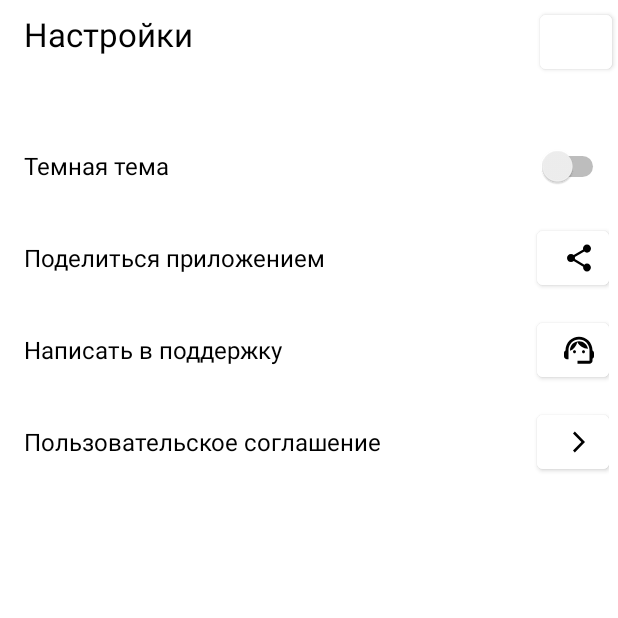
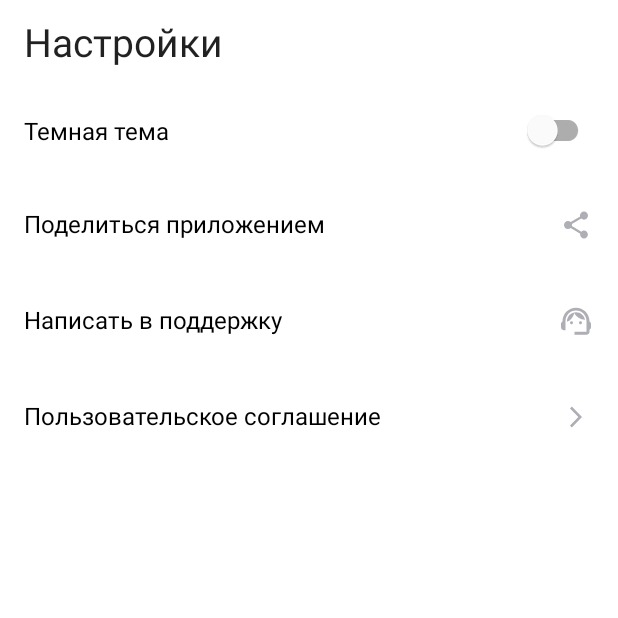
Before and after one commit to KateDesu/playlist-maker, an Android app: the SettingsActivity screen opened directly, with no data from a screen before it, on a phone screen of 412 x 824 dp, the top half of it. Run offline under Robolectric (Android 15) with nearby library versions, the phone set to English and light mode, and no system bars.

Commit message:
Спринт 8 ДЗ Внесены изменения с учетом рекомендаций

```diff
--- a/app/src/main/java/com/practicum/playlistmaker/MainActivity.kt
+++ b/app/src/main/java/com/practicum/playlistmaker/MainActivity.kt
@@ -4,13 +4,11 @@ import android.content.Intent
 import android.os.Bundle
 import android.view.View
 import android.widget.Button
-import androidx.activity.enableEdgeToEdge
 import androidx.appcompat.app.AppCompatActivity
 
 class MainActivity : AppCompatActivity() {
     override fun onCreate(savedInstanceState: Bundle?) {
         super.onCreate(savedInstanceState)
-        enableEdgeToEdge()
         setContentView(R.layout.activity_main)
 
         // реализация клика через анонимный класс
--- a/app/src/main/java/com/practicum/playlistmaker/SettingsActivity.kt
+++ b/app/src/main/java/com/practicum/playlistmaker/SettingsActivity.kt
@@ -1,13 +1,11 @@
 package com.practicum.playlistmaker
 
 import android.os.Bundle
-import androidx.activity.enableEdgeToEdge
 import androidx.appcompat.app.AppCompatActivity
 
 class SettingsActivity : AppCompatActivity() {
     override fun onCreate(savedInstanceState: Bundle?) {
         super.onCreate(savedInstanceState)
-        enableEdgeToEdge()
         setContentView(R.layout.activity_settings)
     }
 }
--- a/app/src/main/res/layout/activity_main.xml
+++ b/app/src/main/res/layout/activity_main.xml
@@ -6,59 +6,25 @@
     android:layout_width="match_parent"
     android:layout_height="match_parent"
     android:background="@color/blue"
+    android:gravity="center"
     android:orientation="vertical"
+    android:paddingHorizontal="8dp"
     tools:context=".MainActivity">
 
-    <LinearLayout
+    <com.google.android.material.appbar.MaterialToolbar
+        android:id="@+id/toolbar_main"
         android:layout_width="match_parent"
         android:layout_height="56dp"
-        android:gravity="center"
-        tools:ignore="DisableBaselineAlignment">
+        app:title="@string/title"
+        app:titleTextAppearance="@style/toolbar_main"
+        app:titleTextColor="@color/text_white" />
 
-        <FrameLayout
-            android:layout_width="0dp"
-            android:layout_height="wrap_content"
-            android:layout_marginStart="4dp"
-            android:layout_weight="1"
-            android:gravity="center">
-
-            <!--<Button
-                android:layout_width="48dp"
-                android:layout_height="48dp"
-                android:backgroundTint="@color/blue" />-->
-
-            <TextView
-                android:layout_width="208dp"
-                android:layout_height="48dp"
-                android:layout_marginStart="12dp"
-                android:gravity="center_vertical"
-                android:text="@string/title"
-                android:textColor="@color/text_white"
-                android:textSize="@dimen/text_size_22" />
-
-        </FrameLayout>
-
-        <!--<Button
-            android:layout_width="48dp"
-            android:layout_height="48dp"
-            android:layout_marginVertical="4dp"
-            android:layout_marginEnd="4dp"
-            android:backgroundTint="@color/blue" />-->
-
-    </LinearLayout>
-
-    <LinearLayout
-        android:layout_width="wrap_content"
-        android:layout_height="match_parent"
-        android:layout_gravity="center"
-        android:layout_marginTop="24dp"
-        android:layout_marginBottom="28dp"
-        android:orientation="vertical">
 
     <Button
         android:id="@+id/btn_search"
-            android:layout_width="328dp"
+        android:layout_width="match_parent"
         android:layout_height="0dp"
+        android:layout_marginTop="24dp"
         android:layout_weight="1"
         android:backgroundTint="@color/white"
         android:text="@string/search"
@@ -72,7 +38,7 @@
 
     <Button
         android:id="@+id/btn_library"
-            android:layout_width="328dp"
+        android:layout_width="match_parent"
         android:layout_height="0dp"
         android:layout_weight="1"
         android:backgroundTint="@color/white"
@@ -87,8 +53,9 @@
 
     <Button
         android:id="@+id/btn_settings"
-            android:layout_width="328dp"
+        android:layout_width="match_parent"
         android:layout_height="0dp"
+        android:layout_marginBottom="28dp"
         android:layout_weight="1"
         android:backgroundTint="@color/white"
         android:text="@string/settings"
@@ -99,6 +66,5 @@
         app:iconGravity="textStart"
         app:iconPadding="@dimen/icon_padding_8"
         app:iconTint="@color/black" />
-    </LinearLayout>
 
 </LinearLayout>
--- a/app/src/main/res/layout/activity_settings.xml
+++ b/app/src/main/res/layout/activity_settings.xml
@@ -7,141 +7,50 @@
     android:orientation="vertical"
     tools:context=".SettingsActivity">
 
-    <LinearLayout
+    <com.google.android.material.appbar.MaterialToolbar
+        android:id="@+id/toolbar"
         android:layout_width="match_parent"
-        android:layout_height="56dp">
+        android:layout_height="56dp"
+        app:title="@string/settings"
+        app:titleTextAppearance="@style/toolbar" />
 
-        <FrameLayout
-            android:layout_width="0dp"
+    <com.google.android.material.switchmaterial.SwitchMaterial
+        android:layout_width="match_parent"
         android:layout_height="wrap_content"
-            android:layout_marginVertical="4dp"
-            android:layout_marginStart="4dp"
-            android:layout_weight="1">
-
-            <!--<Button
-                android:layout_width="48dp"
-                android:layout_height="48dp"
-                android:backgroundTint="@color/white"/>-->
-
-            <TextView
-                android:layout_width="208dp"
-                android:layout_height="48dp"
-                android:layout_marginStart="12dp"
-                android:paddingVertical="4dp"
-                android:paddingTop="10dp"
-                android:text="@string/settings"
-                android:textColor="@color/black"
-                android:textSize="@dimen/text_size_22" />
-
-        </FrameLayout>
-
-        <Button
-            android:layout_width="48dp"
-            android:layout_height="48dp"
-            android:layout_marginVertical="4dp"
-            android:layout_marginEnd="4dp"
-            android:backgroundTint="@color/white"
-            android:text="Настройки" />
-
-    </LinearLayout>
-
-    <LinearLayout
-        android:layout_width="match_parent"
-        android:layout_height="61dp"
-        android:layout_marginTop="24dp"
-        android:gravity="center"
-        android:paddingStart="@dimen/start_padding_16"
-        android:paddingEnd="6dp">
-
-        <TextView
-            android:layout_width="0dp"
-            android:layout_height="wrap_content"
-            android:layout_weight="1"
+        android:gravity="center_vertical"
+        android:paddingHorizontal="16dp"
+        android:paddingVertical="20dp"
         android:text="@string/black_theme"
-            android:textColor="@color/black"
         android:textSize="@dimen/text_size_16" />
 
-        <Switch
-            android:layout_width="48dp"
-            android:layout_height="48dp"
-            android:backgroundTint="@color/white"
-            tools:ignore="UseSwitchCompatOrMaterialXml" />
-
-    </LinearLayout>
-
-    <LinearLayout
+    <com.google.android.material.textview.MaterialTextView
         android:layout_width="match_parent"
-        android:layout_height="61dp"
-        android:gravity="center"
-        android:paddingStart="@dimen/start_padding_16"
-        android:paddingEnd="6dp">
-
-        <TextView
-            android:layout_width="0dp"
         android:layout_height="wrap_content"
-            android:layout_weight="1"
+        android:drawableEnd="@drawable/ic_share"
+        android:paddingHorizontal="@dimen/start_padding_16"
+        android:paddingVertical="20dp"
         android:text="@string/share_app"
         android:textColor="@color/black"
         android:textSize="@dimen/text_size_16" />
 
-        <Button
-            android:layout_width="48dp"
-            android:layout_height="48dp"
-            android:backgroundTint="@color/white"
-            app:icon="@drawable/ic_share"
-            app:iconTint="@color/black"
-            android:text="Поделиться приложением"/>
-
-    </LinearLayout>
-
-    <LinearLayout
+    <com.google.android.material.textview.MaterialTextView
         android:layout_width="match_parent"
-        android:layout_height="61dp"
-        android:gravity="center"
-        android:paddingStart="@dimen/start_padding_16"
-        android:paddingEnd="6dp">
-
-        <TextView
-            android:layout_width="0dp"
         android:layout_height="wrap_content"
-            android:layout_weight="1"
+        android:drawableEnd="@drawable/ic_support"
+        android:paddingHorizontal="@dimen/start_padding_16"
+        android:paddingVertical="20dp"
         android:text="@string/write_to_support"
         android:textColor="@color/black"
         android:textSize="@dimen/text_size_16" />
 
-        <Button
-            android:layout_width="48dp"
-            android:layout_height="48dp"
-            android:backgroundTint="@color/white"
-            app:icon="@drawable/ic_support"
-            app:iconTint="@color/black"
-            android:text="Написать в поддержку"/>
-
-    </LinearLayout>
-
-    <LinearLayout
+    <com.google.android.material.textview.MaterialTextView
         android:layout_width="match_parent"
-        android:layout_height="61dp"
-        android:gravity="center"
-        android:paddingStart="@dimen/start_padding_16"
-        android:paddingEnd="6dp">
-
-        <TextView
-            android:layout_width="0dp"
         android:layout_height="wrap_content"
-            android:layout_weight="1"
+        android:drawableEnd="@drawable/ic_arrow_forward"
+        android:paddingHorizontal="@dimen/start_padding_16"
+        android:paddingVertical="20dp"
         android:text="@string/user_agreement"
         android:textColor="@color/black"
         android:textSize="@dimen/text_size_16" />
 
-        <Button
-            android:layout_width="48dp"
-            android:layout_height="48dp"
-            android:backgroundTint="@color/white"
-            app:icon="@drawable/ic_arrow_forward"
-            app:iconTint="@color/black"
-            android:text="Пользовательское соглашение"/>
-
 </LinearLayout>
-
-</LinearLayout>
--- /dev/null
+++ b/app/src/main/res/values/styles.xml
@@ -0,0 +1,11 @@
+<?xml version="1.0" encoding="utf-8"?>
+<resources>
+
+    <style name="toolbar">
+        <item name="android:textSize">26sp</item>
+    </style>
+
+    <style name="toolbar_main">
+        <item name="android:textSize">22sp</item>
+    </style>
+</resources>
```
Lines whose indentation alone changed are shown as unchanged.
